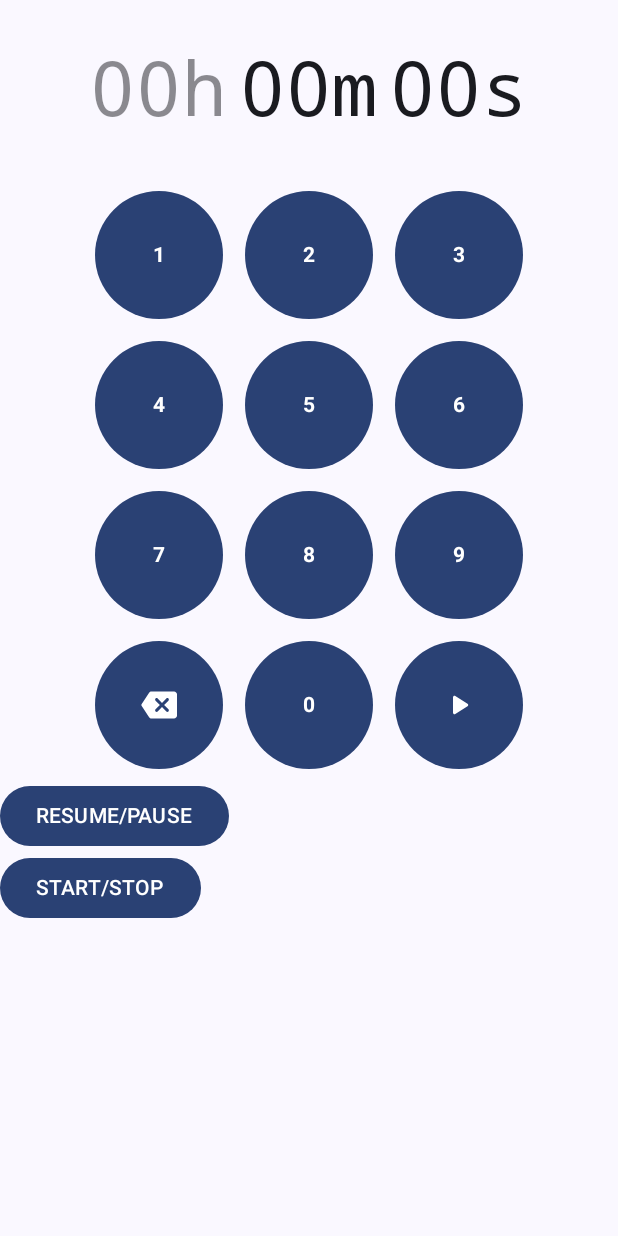
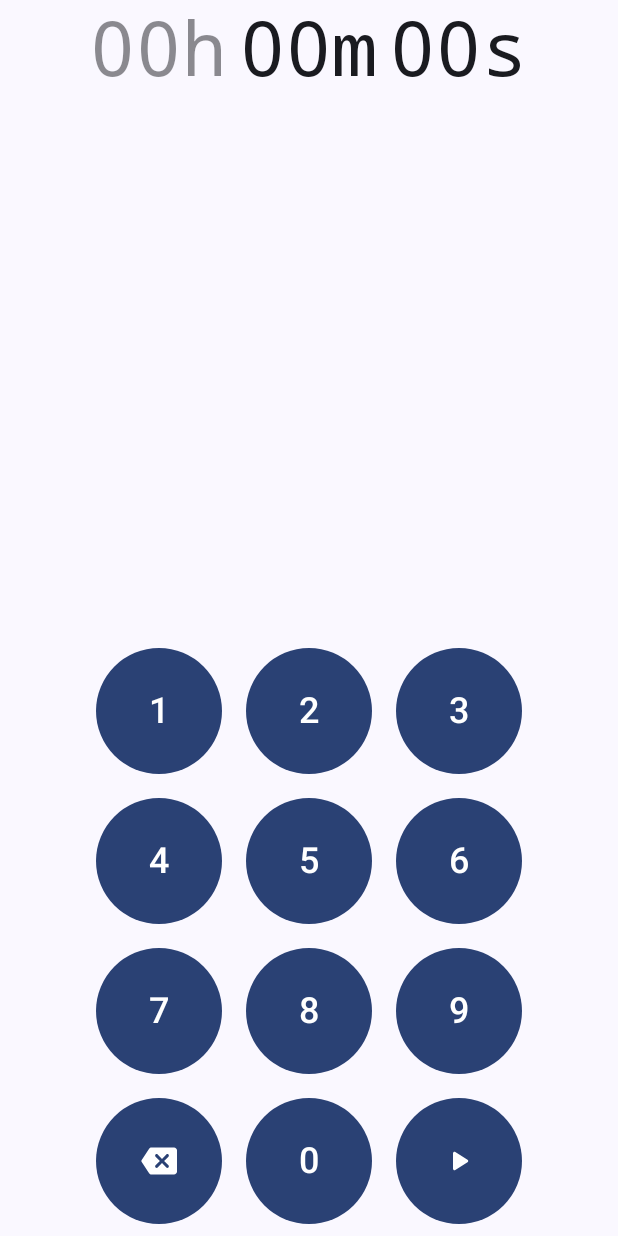
Before and after one commit to JustDeax/ComposeTimer, an Android app built with Jetpack Compose: the screen it shows after launch (AppActivity), on a phone screen of 412 x 824 dp. Run offline under Robolectric (Android 15) with nearby library versions, the phone set to English and light mode, and no system bars; our stand-ins replace livedata-compose.

Commit message:
ALPHA 0.1.301

```diff
--- a/app/src/main/java/com/justdeax/composeTimer/AppActivity.kt
+++ b/app/src/main/java/com/justdeax/composeTimer/AppActivity.kt
@@ -12,19 +12,18 @@ import androidx.activity.ComponentActivity
 import androidx.activity.compose.setContent
 import androidx.activity.enableEdgeToEdge
 import androidx.activity.viewModels
-import androidx.compose.animation.animateContentSize
 import androidx.compose.foundation.clickable
 import androidx.compose.foundation.interaction.MutableInteractionSource
 import androidx.compose.foundation.isSystemInDarkTheme
+import androidx.compose.foundation.layout.Box
 import androidx.compose.foundation.layout.Column
 import androidx.compose.foundation.layout.fillMaxSize
 import androidx.compose.foundation.layout.fillMaxWidth
 import androidx.compose.foundation.layout.heightIn
 import androidx.compose.foundation.layout.padding
-import androidx.compose.material3.Button
+import androidx.compose.foundation.layout.wrapContentHeight
 import androidx.compose.material3.MaterialTheme
 import androidx.compose.material3.Scaffold
-import androidx.compose.material3.Text
 import androidx.compose.material3.dynamicDarkColorScheme
 import androidx.compose.material3.dynamicLightColorScheme
 import androidx.compose.runtime.Composable
@@ -34,6 +33,7 @@ import androidx.compose.runtime.livedata.observeAsState
 import androidx.compose.runtime.mutableStateOf
 import androidx.compose.runtime.remember
 import androidx.compose.runtime.setValue
+import androidx.compose.ui.Alignment
 import androidx.compose.ui.Modifier
 import androidx.compose.ui.platform.LocalConfiguration
 import androidx.compose.ui.unit.dp
@@ -133,57 +133,59 @@ class AppActivity : ComponentActivity(), AlarmSettingsNavigator {
                 }
                 if (isPortrait) {
                     Column(Modifier.padding(innerPadding)) {
-                        if (isStarted)
+                        Box(
+                            modifier = Modifier
+                                .fillMaxWidth()
+                                .weight(1f),
+                            contentAlignment = Alignment.TopStart
+                        ) {
+//                            DisplayAppName(
+//                                Modifier.padding(21.dp, 16.dp),
+//                                this@AppActivity,
+//                                !isStarted
+//                            )
+                            if (isStarted) {
                                 DisplayTime(
                                     Modifier
-                                    .animateContentSize()
                                         .fillMaxWidth()
                                         .padding(10.dp)
                                         .heightIn(min = 100.dp)
                                         .clickable(
                                             indication = null,
                                             interactionSource = remember { MutableInteractionSource() }
-                                    ) { /**TODO **/ },
+                                        ) {
+//                                        clickOnClock(
+//                                            tapOnClock,
+//                                            isRunning,
+//                                            notificationEnabled
+//                                        )
+                                        },
                                     true,
                                     !isRunning,
                                     remainingTime
                                 )
-                        else
+                            } else {
                                 DisplayEditTime(
-                                Modifier
-                                    .animateContentSize()
-                                    .fillMaxWidth()
-                                    .padding(10.dp)
-                                    .heightIn(min = 100.dp)
-                                    .clickable(
-                                        indication = null,
-                                        interactionSource = remember { MutableInteractionSource() }
-                                    ) { /**TODO **/ }
+                                    Modifier.fillMaxWidth(),
+                                    true,
+                                    viewModel.editTime
                                 )
+                            }
+                        }
                         DisplayKeyboard(
                             Modifier
-                                .fillMaxWidth(),
-                            this@AppActivity
+                                .fillMaxWidth()
+                                .wrapContentHeight(),
+                            this@AppActivity,
+                            isRunning,
+                            remainingTime
                         )
-                        Button(onClick = {
-                            if (isRunning)
-                                viewModel.pause()
-                            else {
-                                viewModel.startResume(remainingTime)
-                            }
-                        }) {
-                            Text("RESUME/PAUSE")
-                        }
 
-                        Button(onClick = {
-                            if (isRunning)
-                                viewModel.reset()
-                            else {
-                                viewModel.startResume(20*1000)
-                            }
-                        }) {
-                            Text("START/STOP")
-                        }
+//                        isStarted,
+//                        isRunning,
+//                        additionalActionsShow,
+//                        showAdditionals = { newState -> additionalActionsShow = newState },
+//                        notificationEnabled
                     }
                 }
             }
--- a/app/src/main/java/com/justdeax/composeTimer/ui/CustomButtons.kt
+++ b/app/src/main/java/com/justdeax/composeTimer/ui/CustomButtons.kt
@@ -1,22 +1,30 @@
 package com.justdeax.composeTimer.ui
-import android.util.Log
+import androidx.compose.animation.core.animateDpAsState
+import androidx.compose.animation.core.tween
 import androidx.compose.foundation.layout.Box
 import androidx.compose.foundation.layout.aspectRatio
 import androidx.compose.foundation.layout.height
 import androidx.compose.foundation.layout.padding
 import androidx.compose.foundation.layout.size
 import androidx.compose.foundation.layout.width
+import androidx.compose.foundation.shape.RoundedCornerShape
 import androidx.compose.material3.Button
 import androidx.compose.material3.Icon
 import androidx.compose.material3.MaterialTheme
 import androidx.compose.material3.OutlinedButton
 import androidx.compose.material3.Text
 import androidx.compose.runtime.Composable
-import androidx.compose.ui.Alignment
+import androidx.compose.runtime.LaunchedEffect
+import androidx.compose.runtime.getValue
+import androidx.compose.runtime.mutableStateOf
+import androidx.compose.runtime.remember
+import androidx.compose.runtime.setValue
 import androidx.compose.ui.Modifier
 import androidx.compose.ui.graphics.painter.Painter
 import androidx.compose.ui.text.font.FontWeight
 import androidx.compose.ui.unit.dp
+import androidx.compose.ui.unit.sp
+import kotlinx.coroutines.delay
 
 @Composable
 fun OutlineIconButton(modifier: Modifier, onClick: () -> Unit, painter: Painter, contentDesc: String) {
@@ -37,60 +45,77 @@ fun OutlineIconButton(modifier: Modifier, onClick: () -> Unit, painter: Painter,
     }
 }
 
-fun doSame(number: Byte) {
-    Log.d("TAG", "doSame: $number")
-}
+@Composable
+fun TextButton(number: String, onClick: () -> Unit) {
+    var isAnimating by remember { mutableStateOf(false) }
+    var cornerRadius by remember { mutableStateOf(50.dp) }
 
-@Composable
-fun TextButton(number: Byte) {
-    Box(
+    val animatedCornerRadius by animateDpAsState(
+        targetValue = cornerRadius,
+        animationSpec = tween(durationMillis = 300),
+        label = ""
+    )
+
+    LaunchedEffect(isAnimating) {
+        if (isAnimating) {
+            cornerRadius = 18.dp
+            delay(300)
+            cornerRadius = 50.dp
+            delay(300)
+            isAnimating = false
+        }
+    }
+
+    Button(
         modifier = Modifier
             .size(100.dp)
+            .padding(8.dp)
             .aspectRatio(1f),
-        contentAlignment = Alignment.Center
+        shape = RoundedCornerShape(animatedCornerRadius),
+        onClick = {
+            onClick()
+            isAnimating = true
+        }
     ) {
-        Button(
-            modifier = Modifier.size(85.dp),
-            onClick = { doSame(number) }
-        ) {
-            Text(
-                text = number.toString(),
-                fontWeight = FontWeight.Bold
-            )
-        }
+        Text(
+            text = number,
+            fontSize = 24.sp,
+            fontWeight = FontWeight.Medium
+        )
     }
 }
 
 @Composable
-fun IconButton(width: Int = 85, onClick: () -> Unit, painter: Painter, contentDesc: String) {
-    Box(
+fun IconButton(painter: Painter, contentDesc: String, onClick: () -> Unit) {
+    var isAnimating by remember { mutableStateOf(false) }
+    var cornerRadius by remember { mutableStateOf(50.dp) }
+
+    val animatedCornerRadius by animateDpAsState(
+        targetValue = cornerRadius,
+        animationSpec = tween(durationMillis = 300),
+        label = ""
+    )
+
+    LaunchedEffect(isAnimating) {
+        if (isAnimating) {
+            cornerRadius = 18.dp
+            delay(300)
+            cornerRadius = 50.dp
+            delay(300)
+            isAnimating = false
+        }
+    }
+
+    Button(
         modifier = Modifier
             .size(100.dp)
+            .padding(8.dp)
             .aspectRatio(1f),
-        contentAlignment = Alignment.Center
-    ) {
-        Button(
-            modifier = Modifier
-                .width(width.dp)
-                .height(85.dp),
-            onClick = onClick
-        ) {
-            Icon(
-                painter = painter,
-                contentDescription = contentDesc,
-                tint = MaterialTheme.colorScheme.onPrimary
-            )
+        shape = RoundedCornerShape(animatedCornerRadius),
+        onClick = {
+            onClick()
+            isAnimating = true
         }
-    }
-}
-
-@Composable
-fun IconButton2(height: Int, onClick: () -> Unit, painter: Painter, contentDesc: String) {
-    Button(
-        modifier = Modifier
-            .height(height.dp)
-            .width(70.dp),
-        onClick = onClick
     ) {
         Icon(
             painter = painter,
--- a/app/src/main/java/com/justdeax/composeTimer/ui/TimerComposes.kt
+++ b/app/src/main/java/com/justdeax/composeTimer/ui/TimerComposes.kt
@@ -85,38 +85,63 @@ fun DisplayTime(
 
 @Composable
 fun DisplayEditTime(
-    modifier: Modifier
+    modifier: Modifier,
+    miniClock: Boolean,
+    timeText: String
 ) {
     Row(
         modifier = modifier,
         horizontalArrangement = Arrangement.Center,
         verticalAlignment = Alignment.CenterVertically
     ) {
+        if (miniClock) {
             Text(
                 modifier = Modifier.alpha(0.5f).padding(4.dp),
-            text = "00h",
+                text = timeText.substring(0, 2) + "h",
                 fontSize = 50.sp,
                 fontFamily = FontFamily.Monospace,
             )
             Text(
                 modifier = Modifier.padding(4.dp),
-            text = "00m",
+                text = timeText.substring(2, 4) + "m",
                 fontSize = 50.sp,
                 fontFamily = FontFamily.Monospace,
             )
             Text(
                 modifier = Modifier.padding(4.dp),
-            text = "00s",
+                text = timeText.substring(4, 6) + "s",
                 fontSize = 50.sp,
                 fontFamily = FontFamily.Monospace,
             )
+        } else {
+            Text(
+                modifier = Modifier.alpha(0.5f).padding(4.dp),
+                text = timeText.substring(0, 2) + "h",
+                fontSize = 90.sp,
+                fontFamily = FontFamily.Monospace,
+            )
+            Text(
+                modifier = Modifier.padding(4.dp),
+                text = timeText.substring(2, 4) + "m",
+                fontSize = 90.sp,
+                fontFamily = FontFamily.Monospace,
+            )
+            Text(
+                modifier = Modifier.padding(4.dp),
+                text = timeText.substring(4, 6) + "s",
+                fontSize = 90.sp,
+                fontFamily = FontFamily.Monospace,
+            )
+        }
     }
 }
 
 @Composable
 fun DisplayKeyboard(
     modifier: Modifier,
-    activity: AppActivity
+    activity: AppActivity,
+    isRunning: Boolean,
+    remainingTime: Long
 ) {
     Box(
         modifier = modifier,
@@ -130,23 +155,37 @@ fun DisplayKeyboard(
             repeat(numberOfColumns) { rowIndex ->
                 Row {
                     repeat(3) { columnIndex ->
-                        TextButton((rowIndex * numberOfColumns + columnIndex + 1).toByte())
+                        val number = rowIndex * numberOfColumns + columnIndex + 1
+                        TextButton(number.toString()) {
+                            activity.viewModel.appendEditText((number + '0'.code).toChar())
+                        }
                     }
                 }
             }
             Row {
                 IconButton(
-                    onClick = {},
                     painter = backspaceDrawable,
                     contentDesc = activity.getString(R.string.backspace)
-                )
-                TextButton(0)
+                ) {
+                    if (isRunning)
+                        activity.viewModel.pause()
+                    else
+                        activity.viewModel.startResume(remainingTime)
+                }
+                TextButton("0") {
+                    activity.viewModel.appendEditText('0')
+                }
                 IconButton(
-                    onClick = {},
                     painter = startDrawable,
                     contentDesc = activity.getString(R.string.start)
-                )
+                ) {
+                    if (isRunning)
+                        activity.viewModel.reset()
+                    else {
+                        activity.viewModel.startResume(20*1000)
                     }
                 }
             }
         }
+    }
+}
```
Also changed, not shown: app/src/main/java/com/justdeax/composeTimer/timer/TimerViewModel.kt (+16 -0 lines). Lines whose indentation alone changed are shown as unchanged.
